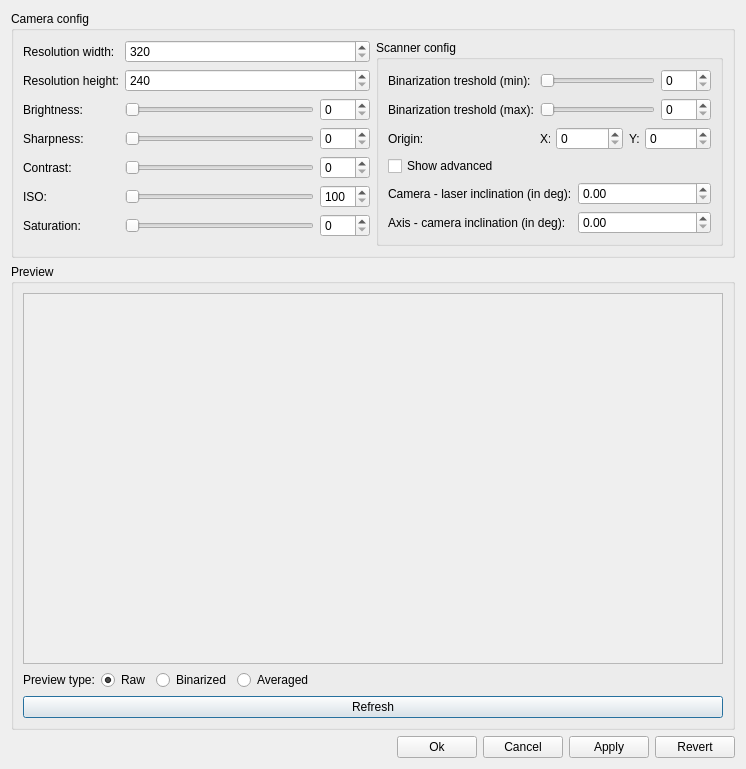
Old version of the form Source/Scanner3DClient/GUI/SettingsDialog/UI/SettingsDialog.ui in the repository MaxGarden/Scanner3DClient.
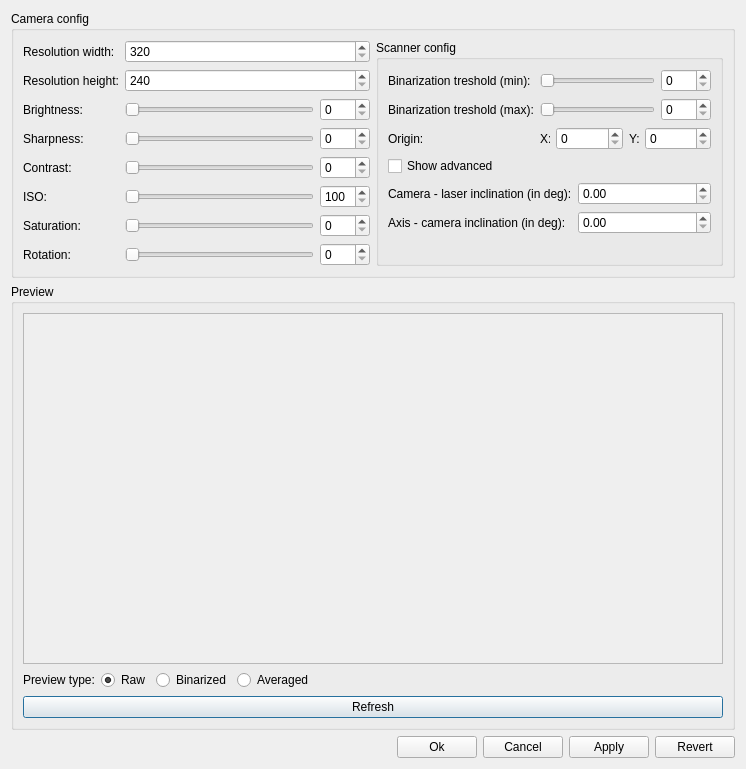
New version of the form.

Commit message: Added ability to set camera rotation.

```diff
--- a/Source/Scanner3DClient/GUI/SettingsDialog/UI/SettingsDialog.ui
+++ b/Source/Scanner3DClient/GUI/SettingsDialog/UI/SettingsDialog.ui
@@ -305,6 +305,55 @@
           </property>
          </widget>
         </item>
+        <item row="7" column="0">
+         <widget class="QLabel" name="m_rotationLabel">
+          <property name="text">
+           <string>Rotation:</string>
+          </property>
+         </widget>
+        </item>
+        <item row="7" column="1">
+         <layout class="QHBoxLayout" name="horizontalLayout_14">
+          <item>
+           <widget class="QSlider" name="m_rotationSlider">
+            <property name="enabled">
+             <bool>true</bool>
+            </property>
+            <property name="maximum">
+             <number>3</number>
+            </property>
+            <property name="orientation">
+             <enum>Qt::Horizontal</enum>
+            </property>
+           </widget>
+          </item>
+          <item>
+           <widget class="QSpinBox" name="m_rotationSpinBox">
+            <property name="enabled">
+             <bool>true</bool>
+            </property>
+            <property name="sizePolicy">
+             <sizepolicy hsizetype="Fixed" vsizetype="Fixed">
+              <horstretch>0</horstretch>
+              <verstretch>0</verstretch>
+             </sizepolicy>
+            </property>
+            <property name="minimumSize">
+             <size>
+              <width>50</width>
+              <height>0</height>
+             </size>
+            </property>
+            <property name="maximum">
+             <number>270</number>
+            </property>
+            <property name="singleStep">
+             <number>90</number>
+            </property>
+           </widget>
+          </item>
+         </layout>
+        </item>
        </layout>
       </item>
       <item>
@@ -558,7 +607,7 @@
            <x>0</x>
            <y>0</y>
            <width>706</width>
-           <height>387</height>
+           <height>357</height>
           </rect>
          </property>
          <property name="text">
```
Left out of the diff: 34 changed lines with no effect on the pictures. The commit also changes 3 other files.
